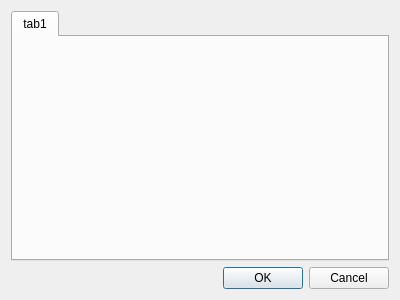
Above: urssus/ui/configdialog.ui from ralsina/urssus before the change. Below: the same form after it.
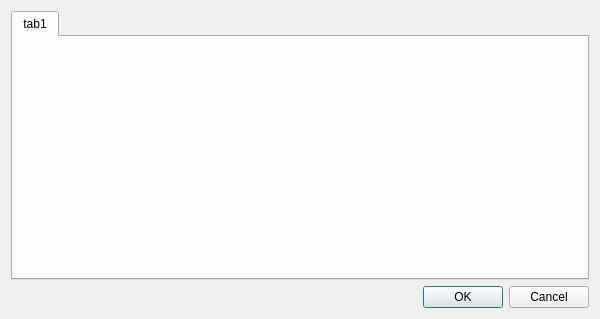
That is the form after the change. Icons and pictures are not drawn.

Commit message: Slightly better layout for the config dialog. Not good yet.

```diff
--- a/urssus/ui/configdialog.ui
+++ b/urssus/ui/configdialog.ui
@@ -5,8 +5,8 @@
    <rect>
     <x>0</x>
     <y>0</y>
-    <width>400</width>
-    <height>300</height>
+    <width>600</width>
+    <height>319</height>
    </rect>
   </property>
   <property name="windowTitle" >
@@ -20,14 +20,6 @@
    <item>
     <widget class="QTabWidget" name="tabs" >
      <widget class="QWidget" name="tab1" >
-      <property name="geometry" >
-       <rect>
-        <x>0</x>
-        <y>0</y>
-        <width>384</width>
-        <height>224</height>
-       </rect>
-      </property>
       <attribute name="title" >
        <string>tab1</string>
       </attribute>
```
The commit also changes 1 other file.
